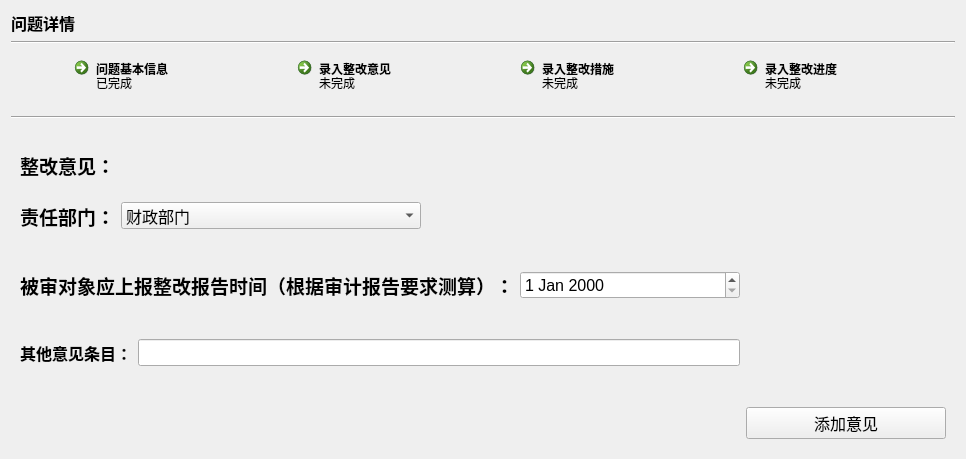
This is ui_dir/quedetail.ui in wind-sword/Audit as Qt 5 draws it before an edit. The edited form follows.
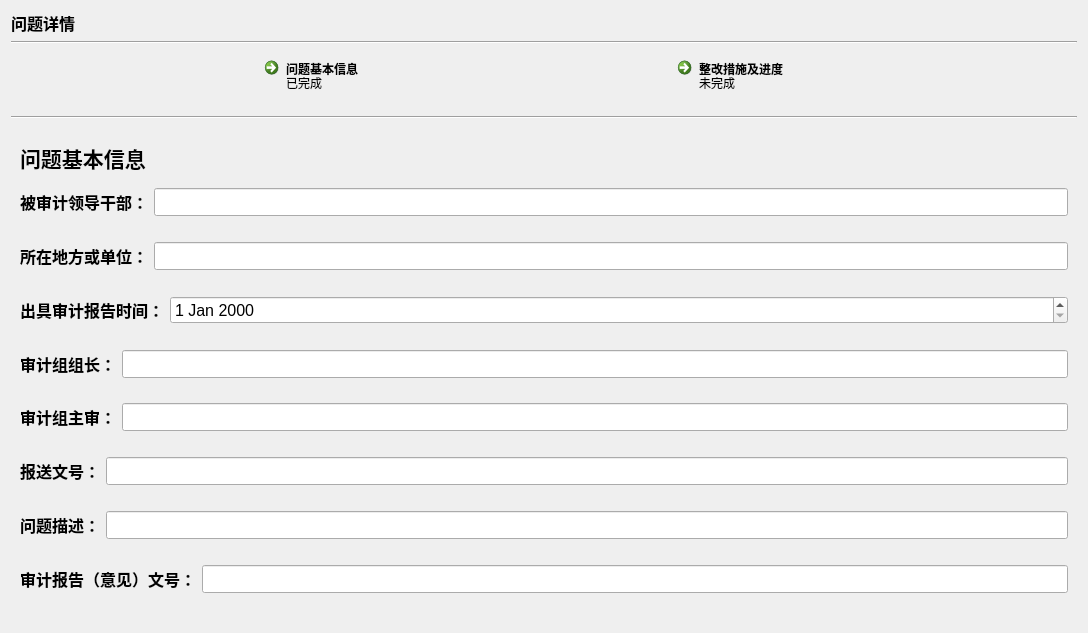
This is the edited form.

What changed in the file:
```diff
--- a/ui_dir/quedetail.ui
+++ b/ui_dir/quedetail.ui
@@ -6,8 +6,8 @@
    <rect>
     <x>0</x>
     <y>0</y>
-    <width>966</width>
-    <height>459</height>
+    <width>1088</width>
+    <height>633</height>
    </rect>
   </property>
   <property name="windowTitle">
@@ -68,31 +68,6 @@
        </property>
       </widget>
      </item>
-     <item>
-      <widget class="QCommandLinkButton" name="commandLinkButton">
-       <property name="minimumSize">
-        <size>
-         <width>161</width>
-         <height>60</height>
-        </size>
-       </property>
-       <property name="maximumSize">
-        <size>
-         <width>161</width>
-         <height>60</height>
-        </size>
-       </property>
-       <property name="styleSheet">
-        <string notr="true">font: 12pt &quot;Adobe Devanagari&quot;;</string>
-       </property>
-       <property name="text">
-        <string>录入整改意见</string>
-       </property>
-       <property name="description">
-        <string>未完成</string>
-       </property>
-      </widget>
-     </item>
      <item>
       <widget class="QCommandLinkButton" name="commandLinkButton_2">
        <property name="minimumSize">
@@ -111,32 +86,7 @@
         <string notr="true">font: 12pt &quot;Adobe Devanagari&quot;;</string>
        </property>
        <property name="text">
-        <string>录入整改措施</string>
-       </property>
-       <property name="description">
-        <string>未完成</string>
-       </property>
-      </widget>
-     </item>
-     <item>
-      <widget class="QCommandLinkButton" name="commandLinkButton_3">
-       <property name="minimumSize">
-        <size>
-         <width>161</width>
-         <height>60</height>
-        </size>
-       </property>
-       <property name="maximumSize">
-        <size>
-         <width>161</width>
-         <height>60</height>
-        </size>
-       </property>
-       <property name="styleSheet">
-        <string notr="true">font: 12pt &quot;Adobe Devanagari&quot;;</string>
-       </property>
-       <property name="text">
-        <string>录入整改进度</string>
+        <string>整改措施及进度</string>
        </property>
        <property name="description">
         <string>未完成</string>
@@ -161,18 +111,18 @@
    <item>
     <widget class="QStackedWidget" name="stackedWidget">
      <property name="currentIndex">
-      <number>1</number>
+      <number>0</number>
      </property>
      <widget class="QWidget" name="page_info">
-      <layout class="QGridLayout" name="gridLayout">
-       <item row="0" column="0">
+      <layout class="QVBoxLayout" name="verticalLayout_2">
+       <item>
         <widget class="QLabel" name="label">
          <property name="text">
-          <string>&lt;html&gt;&lt;head/&gt;&lt;body&gt;&lt;p&gt;&lt;span style=&quot; font-size:14pt; font-weight:600;&quot;&gt;问题基本信息&lt;/span&gt;&lt;/p&gt;&lt;/body&gt;&lt;/html&gt;</string>
+          <string>&lt;html&gt;&lt;head/&gt;&lt;body&gt;&lt;p&gt;&lt;span style=&quot; font-size:16pt; font-weight:600;&quot;&gt;问题基本信息&lt;/span&gt;&lt;/p&gt;&lt;/body&gt;&lt;/html&gt;</string>
          </property>
         </widget>
        </item>
-       <item row="1" column="0">
+       <item>
         <layout class="QFormLayout" name="formLayout">
          <item row="0" column="0">
           <widget class="QLabel" name="label_3">
@@ -193,7 +143,7 @@
          </item>
         </layout>
        </item>
-       <item row="1" column="1">
+       <item>
         <layout class="QFormLayout" name="formLayout_2">
          <item row="0" column="0">
           <widget class="QLabel" name="label_4">
@@ -214,7 +164,7 @@
          </item>
         </layout>
        </item>
-       <item row="2" column="0">
+       <item>
         <layout class="QFormLayout" name="formLayout_7">
          <item row="0" column="0">
           <widget class="QLabel" name="label_8">
@@ -234,35 +184,7 @@
          </item>
         </layout>
        </item>
-       <item row="3" column="0">
-        <layout class="QFormLayout" name="formLayout_9">
-         <item row="0" column="0">
-          <widget class="QLabel" name="label_10">
-           <property name="font">
-            <font>
-             <pointsize>12</pointsize>
-             <weight>75</weight>
-             <bold>true</bold>
-            </font>
-           </property>
-           <property name="text">
-            <string>审计组主审：</string>
-           </property>
-          </widget>
-         </item>
-         <item row="0" column="1">
-          <widget class="QLineEdit" name="lineEdit_8">
-           <property name="minimumSize">
-            <size>
-             <width>0</width>
-             <height>28</height>
-            </size>
-           </property>
-          </widget>
-         </item>
-        </layout>
-       </item>
-       <item row="3" column="1">
+       <item>
         <layout class="QFormLayout" name="formLayout_8">
          <item row="0" column="0">
           <widget class="QLabel" name="label_9">
@@ -290,7 +212,35 @@
          </item>
         </layout>
        </item>
-       <item row="4" column="0">
+       <item>
+        <layout class="QFormLayout" name="formLayout_9">
+         <item row="0" column="0">
+          <widget class="QLabel" name="label_10">
+           <property name="font">
+            <font>
+             <pointsize>12</pointsize>
+             <weight>75</weight>
+             <bold>true</bold>
+            </font>
+           </property>
+           <property name="text">
+            <string>审计组主审：</string>
+           </property>
+          </widget>
+         </item>
+         <item row="0" column="1">
+          <widget class="QLineEdit" name="lineEdit_8">
+           <property name="minimumSize">
+            <size>
+             <width>0</width>
+             <height>28</height>
+            </size>
+           </property>
+          </widget>
+         </item>
+        </layout>
+       </item>
+       <item>
         <layout class="QFormLayout" name="formLayout_5">
          <item row="0" column="0">
           <widget class="QLabel" name="label_5">
@@ -318,35 +268,7 @@
          </item>
         </layout>
        </item>
-       <item row="4" column="1">
-        <layout class="QFormLayout" name="formLayout_6">
-         <item row="0" column="0">
-          <widget class="QLabel" name="label_6">
-           <property name="font">
-            <font>
-             <pointsize>12</pointsize>
-             <weight>75</weight>
-             <bold>true</bold>
-            </font>
-           </property>
-           <property name="text">
-            <string>审计报告（意见）文号：</string>
-           </property>
-          </widget>
-         </item>
-         <item row="0" column="1">
-          <widget class="QLineEdit" name="lineEdit_4">
-           <property name="minimumSize">
-            <size>
-             <width>0</width>
-             <height>28</height>
-            </size>
-           </property>
-          </widget>
-         </item>
-        </layout>
-       </item>
-       <item row="5" column="0" colspan="2">
+       <item>
         <layout class="QFormLayout" name="formLayout_10">
          <item row="0" column="0">
           <widget class="QLabel" name="label_11">
@@ -374,145 +296,34 @@
          </item>
         </layout>
        </item>
-      </layout>
-     </widget>
-     <widget class="QWidget" name="page">
-      <layout class="QGridLayout" name="gridLayout_2">
-       <item row="0" column="0">
-        <widget class="QLabel" name="label_12">
-         <property name="font">
-          <font>
-           <pointsize>14</pointsize>
-           <weight>75</weight>
-           <bold>true</bold>
-          </font>
-         </property>
-         <property name="text">
-          <string>整改意见：</string>
-         </property>
-        </widget>
-       </item>
-       <item row="1" column="0">
-        <layout class="QFormLayout" name="formLayout_3">
+       <item>
+        <layout class="QFormLayout" name="formLayout_6">
          <item row="0" column="0">
-          <widget class="QLabel" name="label_14">
+          <widget class="QLabel" name="label_6">
            <property name="font">
             <font>
-             <pointsize>14</pointsize>
+             <pointsize>12</pointsize>
              <weight>75</weight>
              <bold>true</bold>
             </font>
            </property>
            <property name="text">
-            <string>责任部门：</string>
+            <string>审计报告（意见）文号：</string>
            </property>
           </widget>
          </item>
          <item row="0" column="1">
-          <widget class="QComboBox" name="comboBox_2">
-           <property name="maximumSize">
+          <widget class="QLineEdit" name="lineEdit_4">
+           <property name="minimumSize">
             <size>
-             <width>300</width>
-             <height>16777215</height>
+             <width>0</width>
+             <height>28</height>
             </size>
            </property>
-           <property name="font">
-            <font>
-             <pointsize>12</pointsize>
-            </font>
-           </property>
-           <item>
-            <property name="text">
-             <string>财政部门</string>
-            </property>
-           </item>
-           <item>
-            <property name="text">
-             <string>税务部门</string>
-            </property>
-           </item>
           </widget>
          </item>
         </layout>
        </item>
-       <item row="2" column="0">
-        <layout class="QFormLayout" name="formLayout_4">
-         <item row="0" column="0">
-          <widget class="QLabel" name="label_18">
-           <property name="font">
-            <font>
-             <pointsize>14</pointsize>
-             <weight>75</weight>
-             <bold>true</bold>
-            </font>
-           </property>
-           <property name="text">
-            <string>被审对象应上报整改报告时间（根据审计报告要求测算）：</string>
-           </property>
-          </widget>
-         </item>
-         <item row="0" column="1">
-          <widget class="QDateEdit" name="dateEdit">
-           <property name="font">
-            <font>
-             <pointsize>12</pointsize>
-            </font>
-           </property>
-          </widget>
-         </item>
-        </layout>
-       </item>
-       <item row="3" column="0">
-        <layout class="QFormLayout" name="formLayout_11">
-         <item row="0" column="0">
-          <widget class="QLabel" name="label_7">
-           <property name="font">
-            <font>
-             <pointsize>12</pointsize>
-             <weight>75</weight>
-             <bold>true</bold>
-            </font>
-           </property>
-           <property name="text">
-            <string>其他意见条目：</string>
-           </property>
-          </widget>
-         </item>
-         <item row="0" column="1">
-          <widget class="QLineEdit" name="lineEdit_5">
-           <property name="font">
-            <font>
-             <pointsize>12</pointsize>
-            </font>
-           </property>
-          </widget>
-         </item>
-        </layout>
-       </item>
-       <item row="4" column="1">
-        <widget class="QPushButton" name="pushButton">
-         <property name="minimumSize">
-          <size>
-           <width>200</width>
-           <height>28</height>
-          </size>
-         </property>
-         <property name="maximumSize">
-          <size>
-           <width>200</width>
-           <height>16777215</height>
-          </size>
-         </property>
-         <property name="font">
-          <font>
-           <pointsize>12</pointsize>
-          </font>
-         </property>
-         <property name="text">
-          <string>添加意见</string>
-         </property>
-        </widget>
-       </item>
       </layout>
      </widget>
      <widget class="QWidget" name="page_2">
```
Left out of the diff: 173 changed lines with no effect on the pictures.
